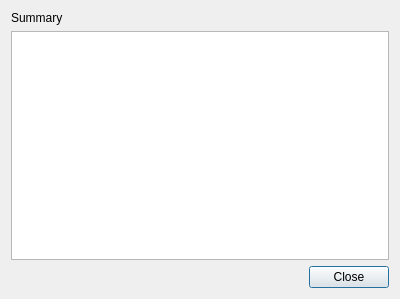
Before: the Qt Designer form src/logwindow.ui in DarkHobbit/doublecontact, drawn with Qt 5.
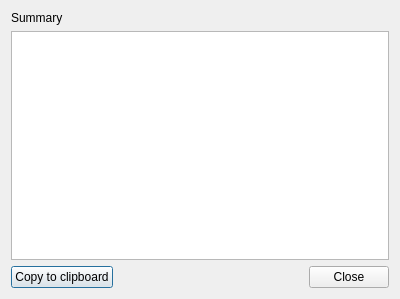
After: the same form once the commit is applied.

Commit message: Button for copy to clipboard added to log window

Diff of the .ui file:
```diff
--- a/src/logwindow.ui
+++ b/src/logwindow.ui
@@ -25,6 +25,15 @@
     <widget class="QListWidget" name="lwErrors"/>
    </item>
    <item>
+    <layout class="QHBoxLayout" name="horizontalLayout">
+     <item>
+      <widget class="QPushButton" name="btnToClipboard">
+       <property name="text">
+        <string>Copy to clipboard</string>
+       </property>
+      </widget>
+     </item>
+     <item>
     <widget class="QDialogButtonBox" name="buttonBox">
      <property name="orientation">
       <enum>Qt::Horizontal</enum>
@@ -33,6 +42,8 @@
       <set>QDialogButtonBox::Close</set>
      </property>
     </widget>
+     </item>
+    </layout>
    </item>
   </layout>
  </widget>
```
Lines whose indentation alone changed are shown as unchanged. The commit also changes 5 other files.
